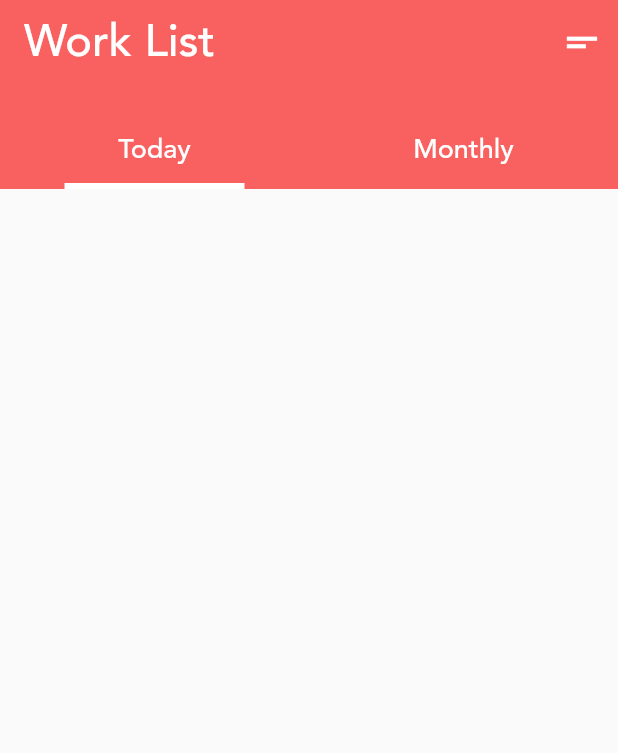
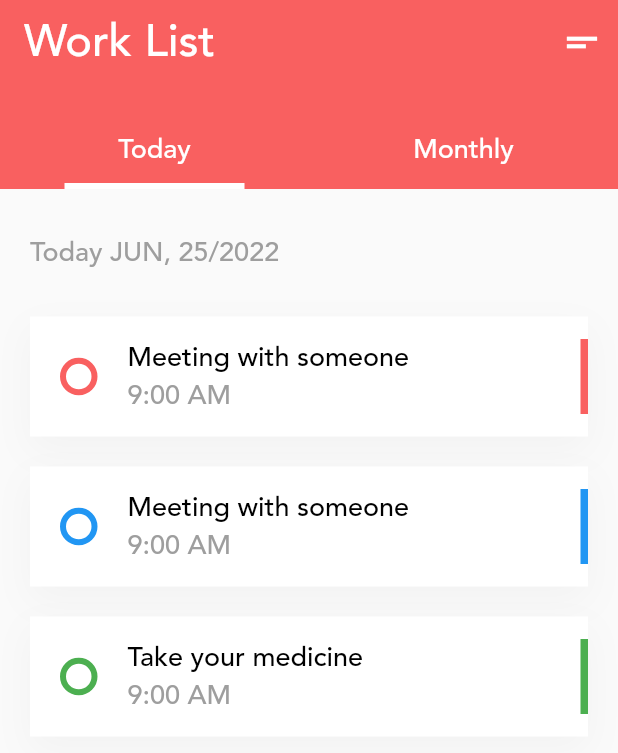
Before and after one commit to shrey0812/todo_app, a Flutter app: the homePage screen opened directly, on a phone screen of 412 x 824 dp. Shown: the top 753 px of the screen. Run offline on Flutter 3.47's test engine with Material 2 defaults, Android fonts, the phone set to English and light mode, and no system bars; drawn by our look-alikes of flutter_slidable; our stand-ins replace table_calendar.

Commit message:
initial commit

```diff
--- a/lib/home_page.dart
+++ b/lib/home_page.dart
@@ -1,5 +1,6 @@
 import 'package:flutter/material.dart';
 import 'package:table_calendar/table_calendar.dart';
+import 'package:flutter_slidable/flutter_slidable.dart';
 
 class HomePage extends StatelessWidget {
   const HomePage({Key? key}) : super(key: key);
@@ -22,6 +23,21 @@ class homePage extends StatefulWidget {
 
 class _homePageState extends State<homePage> {
   String filterType = 'today';
+  DateTime today = DateTime.now();
+  var monthNames = [
+    'JAN',
+    'FEB',
+    'MAR',
+    'APR',
+    'MAY',
+    'JUN',
+    'JUL',
+    'AUG',
+    'SEPT',
+    'OCT',
+    'NOV',
+    'DEC'
+  ];
   @override
   Widget build(BuildContext context) {
     return Scaffold(
@@ -106,7 +122,36 @@ class _homePageState extends State<homePage> {
                       startingDayOfWeek: StartingDayOfWeek.monday,
                       calendarFormat: CalendarFormat.week,
                     )
-                  : Container()
+                  : Container(),
+              Expanded(
+                child: SingleChildScrollView(
+                    child: Column(
+                  crossAxisAlignment: CrossAxisAlignment.start,
+                  children: [
+                    const SizedBox(
+                      height: 10,
+                    ),
+                    Container(
+                        padding: const EdgeInsets.all(20),
+                        child: Column(
+                          crossAxisAlignment: CrossAxisAlignment.start,
+                          children: [
+                            Text(
+                              'Today ${monthNames[today.month - 1]}, ${today.day}/${today.year}',
+                              style: const TextStyle(
+                                fontSize: 18,
+                                color: Colors.grey,
+                              ),
+                            )
+                          ],
+                        )),
+                    taskWidget(const Color(0xfff96060), 'Meeting with someone',
+                        '9:00 AM'),
+                    taskWidget(Colors.blue, 'Meeting with someone', '9:00 AM'),
+                    taskWidget(Colors.green, 'Take your medicine', '9:00 AM'),
+                  ],
+                )),
+              )
             ],
           )
         ],
@@ -118,4 +163,79 @@ class _homePageState extends State<homePage> {
     filterType = filter;
     setState(() {});
   }
+
+  Slidable taskWidget(Color color, String title, String time) {
+    return Slidable(
+        endActionPane: ActionPane(
+          motion: const DrawerMotion(),
+          children: [
+            SlidableAction(
+              flex: 2,
+              onPressed: doNothing,
+              backgroundColor: color,
+              foregroundColor: Colors.black,
+              icon: Icons.edit,
+              label: 'Edit',
+            ),
+            SlidableAction(
+              onPressed: doNothing,
+              backgroundColor: color,
+              foregroundColor: Colors.black,
+              icon: Icons.delete,
+              label: 'Delete',
+            ),
+          ],
+        ),
+        child: Container(
+          height: 80,
+          margin: const EdgeInsets.symmetric(horizontal: 20, vertical: 10),
+          decoration: BoxDecoration(color: Colors.white, boxShadow: [
+            BoxShadow(
+                color: Colors.black.withOpacity(0.03),
+                offset: const Offset(0, 9),
+                blurRadius: 20,
+                spreadRadius: 1)
+          ]),
+          child: Row(
+            children: [
+              Container(
+                margin: const EdgeInsets.symmetric(horizontal: 20),
+                height: 25,
+                width: 25,
+                decoration: BoxDecoration(
+                    color: Colors.white,
+                    shape: BoxShape.circle,
+                    border: Border.all(color: color, width: 4)),
+              ),
+              Column(
+                crossAxisAlignment: CrossAxisAlignment.start,
+                mainAxisAlignment: MainAxisAlignment.center,
+                children: [
+                  Text(
+                    title,
+                    style: const TextStyle(
+                      color: Colors.black,
+                      fontSize: 18,
+                    ),
+                  ),
+                  Text(
+                    time,
+                    style: const TextStyle(fontSize: 18, color: Colors.grey),
+                  )
+                ],
+              ),
+              Expanded(
+                child: Container(),
+              ),
+              Container(
+                height: 50,
+                width: 5,
+                color: color,
+              )
+            ],
+          ),
+        ));
+  }
+
+  void doNothing(BuildContext context) {}
 }
--- a/pubspec.yaml
+++ b/pubspec.yaml
@@ -30,7 +30,7 @@ dependencies:
   flutter:
     sdk: flutter
   table_calendar: ^3.0.6
-
+  flutter_slidable: ^1.3.0
   # The following adds the Cupertino Icons font to your application.
   # Use with the CupertinoIcons class for iOS style icons.
   cupertino_icons: ^1.0.2
```
Also changed, not shown: pubspec.lock.
